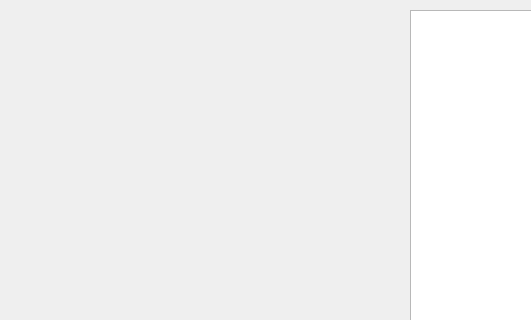
Qt form Game/game.ui (mibbo/conquer-of-pirkanmaa) before a commit; both pictures show x 0 to 531 and y 0 to 320 of the 1213 by 882 pixel window.
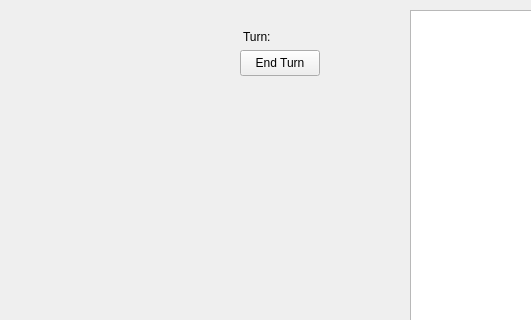
The same form after that commit.

Commit message: inherit player class and add compare operator, implement player turns

```diff
--- a/Game/game.ui
+++ b/Game/game.ui
@@ -24,6 +24,32 @@
      </rect>
     </property>
    </widget>
+   <widget class="QPushButton" name="turnButton">
+    <property name="geometry">
+     <rect>
+      <x>240</x>
+      <y>50</y>
+      <width>80</width>
+      <height>26</height>
+     </rect>
+    </property>
+    <property name="text">
+     <string>End Turn</string>
+    </property>
+   </widget>
+   <widget class="QLabel" name="turnLabel">
+    <property name="geometry">
+     <rect>
+      <x>243</x>
+      <y>28</y>
+      <width>100</width>
+      <height>18</height>
+     </rect>
+    </property>
+    <property name="text">
+     <string>Turn: </string>
+    </property>
+   </widget>
   </widget>
   <widget class="QMenuBar" name="menubar">
    <property name="geometry">
```
The commit also changes 9 other files.
